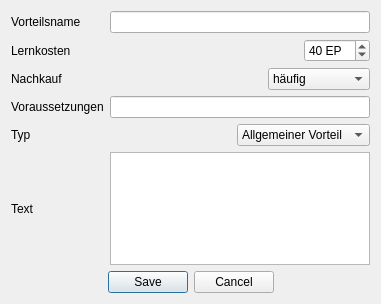
First picture: the form in UI/DatenbankEditVorteil.ui, repository Aeolitus/Sephrasto, before the edit.
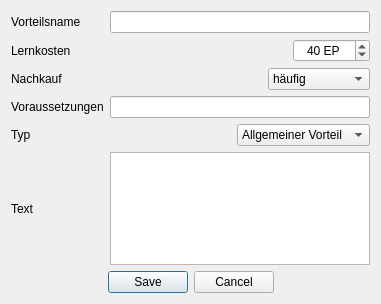
Second picture: the form after the edit.

Patch:
```diff
--- a/UI/DatenbankEditVorteil.ui
+++ b/UI/DatenbankEditVorteil.ui
@@ -95,11 +95,17 @@
        </item>
        <item>
         <widget class="QSpinBox" name="kostenEdit">
+         <property name="alignment">
+          <set>Qt::AlignCenter</set>
+         </property>
          <property name="suffix">
           <string> EP</string>
          </property>
+         <property name="minimum">
+          <number>-1000</number>
+         </property>
          <property name="maximum">
-          <number>160</number>
+          <number>1000</number>
          </property>
          <property name="singleStep">
           <number>20</number>
```
